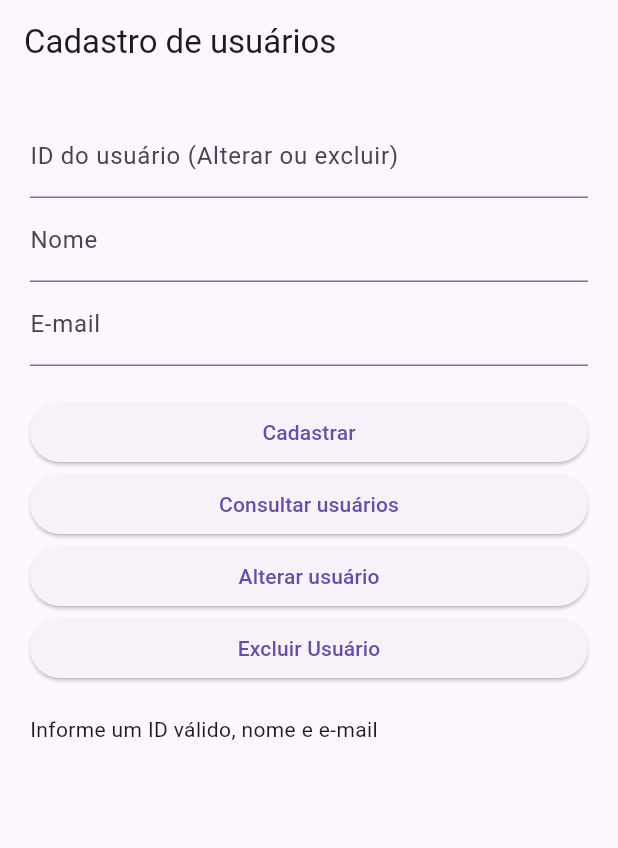
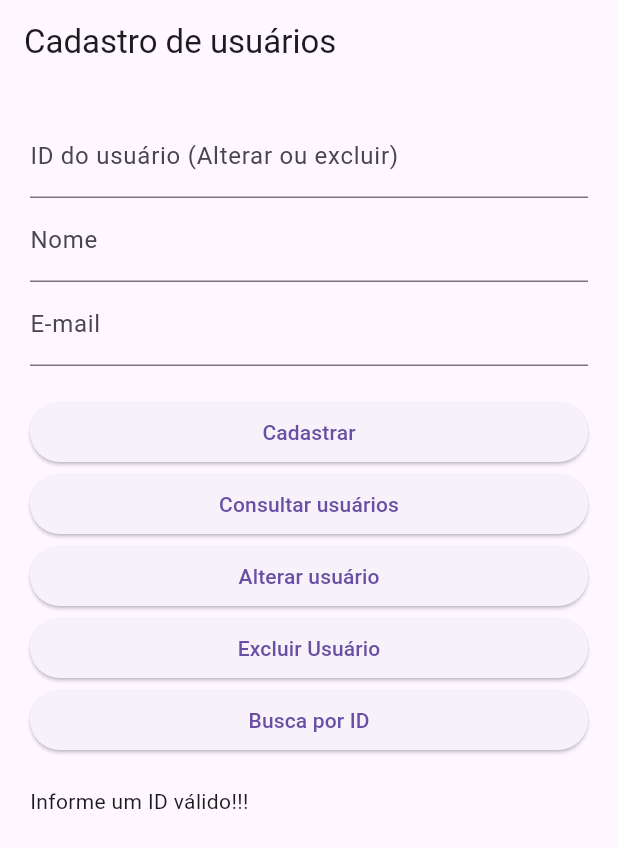
Before and after one commit to IaraS3/cadastro_cliente, a Flutter app: the screen it shows after launch, after a tap on "Cadastrar", after a tap on "Consultar usuários", after a tap on "Alterar usuário", on a phone screen of 412 x 824 dp. Shown: the top 848 px of the screen. Run offline on Flutter 3.47's test engine with Material 3 defaults, Android fonts, the phone set to English and light mode, and no system bars; our stand-ins replace sqflite; accounts and stored records are empty.

Commit message:
Add Busca por ID

```diff
--- a/lib/banco_local.dart
+++ b/lib/banco_local.dart
@@ -1,86 +1,118 @@
 import 'package:sqflite/sqflite.dart'; // Biblioteca do SQLite
-import 'package:path/path.dart'; //Manipula caminho
-import 'package:cadastro_cliente/usuario.dart';
+import 'package:path/path.dart'; // Manipula caminho
+import 'usuario.dart'; // Importa a classe Usuario
 
 class BancoLocal {
-  Database? banco; //Guardando a conexão com o BD
+
+  Database? banco; // Guardando a conexão com o BD
 
   Future<Database> abrirBanco() async {
+
     // Reutiliza a conexão se o banco já estiver aberto.
     if (banco != null && banco!.isOpen) {
       return banco!;
     }
 
-    String pasta = await getDatabasesPath(); //pasta do banco de dados
-    String arquivo = join(pasta, 'cadastro.db'); //Nome e local do arquivo
+    String pasta = await getDatabasesPath(); // Pasta do banco de dados
+    String arquivo = join(pasta, 'cadastro.db'); // Nome e local do arquivo
 
     banco = await openDatabase(
       arquivo, // Caminho completo do BD
-      version: 1, //Versão inicial do BD
+      version: 1, // Versão Inicial do BD
 
       onCreate: (db, version) async {
           await db.execute('''CREATE TABLE usuarios (
             id INTEGER PRIMARY KEY AUTOINCREMENT,
             nome TEXT NOT NULL,
             email TEXT NOT NULL UNIQUE
-        )''');
+          )
+         ''');
         },
       );
-    return banco!; //Retorna conexão aberta
+
+    return banco!; //Retorna a conexão aberta
   }
 
-  // Cadastro de um novo usuario
+  // Cadastro de um novo usuário
   Future<void> cadastrar(Usuario usuario) async {
+
     final db = await abrirBanco();
 
-    await db.insert('usuarios', usuario.paraMap());
+        await db.insert('usuarios', usuario.paraMap(),);
   }
 
-  //-Consulta todos os usuários cadastrados
-  //- Future<List<Map<String, Object?>>> listar() async{
-  // Future<List> listar() async {
-  //   final db = await abrirBanco();
-  //   return await db.query('usuarios');
-  // }
+  // Consulta todos os usuários cadastrados
+  Future<List<Usuario>> lista() async {
 
-  Future<List<Usuario>> lista() async {
-    final db = await abrirBanco(); //Obtem o banco
+    final db = await abrirBanco(); // Obtém o banco
 
-    //Consulta os registros na tabela usuarios
+    // Consulta os registro na tabela usuários.
     final registros = await db.query('usuarios');
 
-    // Cria uma lista vazia de objetos (tabela usuários()
+    // Cria uma lista vazia de objetos (tabela usuarios.)
     List<Usuario> usuarios = [];
 
-    //Percorre os registros retornados pelo sqlite
-    for(var registro in registros) {
-      // Converte o Map de um objeto.
+    // Percorre os registros retornados pelo SQLite.
+    for (var registro in registros) {
+      // Converter o MAP de um objeto
       Usuario usuario = Usuario.doMap(registro);
 
       // Adiciona o objeto na lista
       usuarios.add(usuario);
     }
+
     return usuarios;
   }
 
-  // Alterar o nome e o email de um usuario
+
+  // Altera o nome e o e-mail de um usuário
   Future<int> alterar(int id, String nome, String email) async {
-    final db = await abrirBanco();
+
+    final db = await abrirBanco(); // Obtém o banco
+
     return await db.update(
-      'usuarios', //tabela que será alterada
-      {'nome': nome, 'email': email}, //novos dados
-      where: 'id = ?', //condição de alteração
-      whereArgs: [id],
+      'usuarios', // Tabela que será alterada
+      {
+        'nome':nome, // Novo Nome
+        'email': email // Novo e-mail
+      },
+      where: 'id = ?', // Condição WHERE
+      whereArgs: [id], // Valor utilizado na condição
     );
   }
 
-  //Excluir um usuario pelo id
+  // Exclui um usuário pelo ID
   Future<int> excluir(int id) async {
-    final db = await abrirBanco();
+
+    final db = await abrirBanco(); // Obtém banco
+
     return await db.delete(
-      'usuarios', //tabela que será excluída
-      where: 'id = ?', //condição de exclusão
-      whereArgs: [id], //id do usuário
+      'usuarios', // Tabela utilizada
+      where: 'id = ?', // Condição WHERE
+      whereArgs: [id], // ID do usuário.
     );
   }
+
+  // Pesquisa de um usuário pelo ID
+  Future<Usuario?> buscaPorId(int id) async {
+
+    // Abre o BD
+    final db = await abrirBanco();
+
+    // Consulta o registro
+    // exemplo: select * from usuarios where id = ???
+    final registros = await db.query(
+          'usuarios',
+          where: 'id = ?',
+          whereArgs: [id],
+         );
+
+      // Verificação de encontrou algum registro
+      if (registros.isEmpty) {
+        return null;
       }
+
+      // Converter o registro encontrado em um objeto para manipução
+      return Usuario.doMap(registros.first);
+  }
+}
--- a/lib/main.dart
+++ b/lib/main.dart
@@ -3,6 +3,7 @@ import 'package:cadastro_cliente/usuario.dart';
 import 'package:flutter/material.dart';
 import 'package:sqflite/sqflite.dart'; // Biblioteca do SQLite
 import 'package:path/path.dart'; // Manipula caminho
+import 'validador_usuario.dart'; // Manipulo o objeto validador
 
 void main() {
   runApp(const MeuAplicativo()); // Inicia o app
@@ -10,6 +11,7 @@ void main() {
 
 // Classe principal do APP.
 class MeuAplicativo extends StatelessWidget {
+
   const MeuAplicativo({super.key});
 
   @override
@@ -23,6 +25,7 @@ class MeuAplicativo extends StatelessWidget {
 
 // Tela de Cadastro e consulta
 class TelaInicial extends StatefulWidget {
+
   const TelaInicial({super.key});
 
   @override
@@ -30,6 +33,7 @@ class TelaInicial extends StatefulWidget {
 }
 
 class _TelaInicialState extends State<TelaInicial> {
+
   final banco = BancoLocal(); // Objeto responsável por SQLITE
 
   final id = TextEditingController(); // Controla o ID
@@ -40,22 +44,37 @@ class _TelaInicialState extends State<TelaInicial> {
 
   // Cadastra um usuário no SQLite
   Future<void> cadastrarUsuario() async {
-    // Valida se os campos foram preenchidos
-    if (nome.text.isEmpty || email.text.isEmpty) {
+
+    // Cria um objeto Usuario com dados da tela.
+    Usuario usuario = Usuario(
+      nome: nome.text.trim(), // Remove os espaços do ínicio e do fim da variável nome
+      email: email.text.trim().toLowerCase(), // Remove espaços externos e converte o email para minusculo
+    );
+
+    // Enviar o objeto para a classe responsável pela validação
+    // Retornar uma mensagem de erro ou null
+    String? erroValidacao = ValidadorUsario.validaUsuario(usuario);
+
+
+    // Verifica de existe algum erro de validação
+    if (erroValidacao != null) {
+
       setState(() {
-        resultado = 'Preencha todos os Campos!!!';
+        resultado = erroValidacao; //Exibe a mensagem de erro
       });
-      return;
+
+      return; // Encerro o método sem acessar o BD
     }
 
     try {
-      // cria um objeto da classe Usuario
-      Usuario usuario = Usuario(nome: nome.text, email: email.text);
+
+      // Cria um objeto da classe Usuario
+      Usuario usuario = Usuario(nome: nome.text, email: email.text,);
 
       // Envia os dados para o BD
       await banco.cadastrar(usuario);
 
-      if (!mounted) return; // Verifica se a tela ainda está ativa
+      if (!mounted) return;
 
       nome.clear(); // Limpa o campo nome.
       email.clear(); // Limpa o campo e-mail.
@@ -64,6 +83,7 @@ class _TelaInicialState extends State<TelaInicial> {
         resultado = 'Usuário cadastrado com SUCESSO!!!';
       });
     } catch (erro) {
+
       // Executo caso ocorra um exceção.
       print('Erro as cadastrar usuário: $erro');
 
@@ -71,17 +91,19 @@ class _TelaInicialState extends State<TelaInicial> {
         resultado = 'Não foi possível cadastar o usuário';
       });
     } finally {
-      // Executa COM OU SEM EXCEÇÃO.
-      print('Operação de cadastro finalizada!!!');
+      // Executado com ou sem exceção.
+      print('Operação de inserção finalizada!!!');
     }
   }
 
   Future<void> consultarUsuarios() async {
+
     try {
-      //Busca uma lista de objetos
+
+      // Busca uma lista de objetos
       List<Usuario> usuarios = await banco.lista();
 
-      if (!mounted) return; // Verifica se a tela ainda está ativa
+      if (!mounted) return;
 
       String texto = ''; // Armazena o resultado da consulta
 
@@ -96,9 +118,6 @@ class _TelaInicialState extends State<TelaInicial> {
       });
     } catch (erro) {
       print('Operação de consulta finalizada!!!');
-    } finally {
-      // Executa COM OU SEM EXCEÇÃO.
-      print('Operação de consulta finalizada!!!');
     }
   }
 
@@ -111,19 +130,46 @@ class _TelaInicialState extends State<TelaInicial> {
 
   // Altera o nome e o e-mail de um usuário
   Future<void> alterarUsuario() async {
+
+    // Remove espaço externo e tentar converte o ID para int
+    // Caso não seja possível a conversão, retorna null
+    int? codigo = int.tryParse(id.text.trim());
+
+    // Valida se o ID é um número inteiro e maior que zero
+    if (codigo == null || !ValidadorUsario.validaId(codigo)) {
+
+      setState(() {
+        resultado = 'Informe um ID válido!!!';
+      });
+
+      return; // Encerra o método se o ID for inválido
+    }
+
+    // Cria um objeto Usuario com os novos dados
+    Usuario usuario = Usuario(
+
+      id: codigo, // ID do usuário que será alterado
+      nome: nome.text.trim(), //Remove espaços externos
+      email: email.text.trim().toLowerCase(), // Padroniza o e-mail
+    );
+
+    // Valida o nome e e-mail
+    String? erroValidacao = ValidadorUsario.validaUsuario(usuario);
+
+    // Verifica se existe algum erro de validação
+    if (erroValidacao != null) {
+      setState(() {
+        resultado = erroValidacao; // Exibe a mensagem de erro
+      });
+      return; //Encerra o método sem alterar o banco
+    }
+
     try {
-      int? codigo = int.tryParse(id.text); // Conversão do ID para inteiro
-
-      // Verifica os campos necessários
-      if (codigo == null || nome.text.isEmpty || email.text.isEmpty) {
-        setState(() {
-          resultado = 'Informe um ID válido, nome e e-mail';
-        });
-        return;
-      }
 
         // Executa a alteração no SQLite
         int quantidade = await banco.alterar(codigo, nome.text, email.text);
+
+        if (!mounted) return;
 
         setState(() {
           if (quantidade > 0) {
@@ -137,20 +183,20 @@ class _TelaInicialState extends State<TelaInicial> {
         nome.clear();
         email.clear();
     } catch (erro) {
+
       print('Erro ao alterar: $erro');
 
       setState(() {
         resultado = 'Não foi possível alterar o usuário!!!';
       });
-    } finally {
-      // Executa COM OU SEM EXCEÇÃO.
-      print('Operação de alteração finalizada!!!');
     }
   }
 
   // Excluir um usuário do SQLite
   Future<void> excluirUsuario() async {
+
     try {
+
       int? codigo = int.tryParse(id.text); //Converte o ID
 
       // Simulação de erro
@@ -161,7 +207,7 @@ class _TelaInicialState extends State<TelaInicial> {
       // Verifica de o ID foi informado corretamente
       if (codigo == null) {
         setState(() {
-          resultado = 'Informe um ID válido!!!';
+          resultado =  'Informe um ID válido!!!';
         });
         return;
       }
@@ -183,24 +229,70 @@ class _TelaInicialState extends State<TelaInicial> {
       setState(() {
         resultado = ('Não foi possível excluir o usuário');
       });
+    }
+  }
+
+  // Pesquisa de um usuário pelo ID
+  Future<void> buscarUsuario() async {
+
+    // Converter o ID digitado para inteiro
+    int? codigo = int.tryParse(id.text.trim());
+
+    if (!ValidadorUsario.validaId(codigo)) {
+      setState(() {
+          resultado = 'Informe um ID válido!!!';
+      });
+      return;
+    }
+
+    try {
+
+      // Consulta o usuário no SQLite
+      Usuario? usuario = await banco.buscaPorId(codigo!);
+
+      if (!mounted) return;
+
+      // Verifica se encontrou o resultado
+      if (usuario == null) {
+        setState(() {
+          resultado = 'Usuário não encontrado!!!';
+        });
+        return;
+      }
+
+      // Exibe os dados do usuário encontrado
+      setState(() {
+        resultado = '${usuario.id} - ${usuario.nome}\n'
+                    '${usuario.email}';
+
+      });
+    } catch (erro) {
+      if (!mounted) return;
+
+      setState(() {
+        resultado = 'Não foi possível buscar o ID';
+      });
     } finally {
-      // Executa COM OU SEM EXCEÇÃO.
-      print('Operação de exclusão finalizada!!!');
+      print('Operação de pesquisa finalizada');
     }
   }
 
   @override
   Widget build(BuildContext context) {
+
     return Scaffold(
-      appBar: AppBar(title: const Text('Cadastro de usuários')),
+
+      appBar: AppBar(
+        title: const Text('Cadastro de usuários'),
+      ),
 
       body: Padding(
         padding: const EdgeInsets.all(20),
 
-        child: Column(
-          crossAxisAlignment: CrossAxisAlignment.stretch,
+        child: Column(crossAxisAlignment: CrossAxisAlignment.stretch,
 
         children: [
+
           // Campo para digitar o ID.
           TextField(
             controller: id,
@@ -213,13 +305,17 @@ class _TelaInicialState extends State<TelaInicial> {
           // Campo para digitar o nome.
           TextField(
             controller: nome,
-              decoration: const InputDecoration(labelText: 'Nome'),
+            decoration: const InputDecoration(
+              labelText: 'Nome',
+            ),
           ),
 
           // Campo para digitar o e-mail.
           TextField(
             controller: email,
-              decoration: InputDecoration(labelText: 'E-mail'),
+            decoration: InputDecoration(
+              labelText: 'E-mail',
+            ),
           ),
 
           const SizedBox(height: 20),
@@ -248,10 +344,20 @@ class _TelaInicialState extends State<TelaInicial> {
            child: const Text('Excluir Usuário'),
         ),
 
+        // Botão para Excluir (Ainda sem funcionalidade)
+        ElevatedButton(
+          onPressed: buscarUsuario,
+           child: const Text('Busca por ID'),
+        ),
+
         const SizedBox(height: 20),
 
           // Espaço reservado para exibir os resultados
-            Expanded(child: SingleChildScrollView(child: Text(resultado))),
+          Expanded(
+            child: SingleChildScrollView(
+              child: Text(resultado),
+            ),
+          ),
          ],
         ),
       ),
--- a/lib/usuario.dart
+++ b/lib/usuario.dart
@@ -11,7 +11,7 @@ class Usuario {
 
   // Converte o objeto em MAP
   Map<String, Object?> paraMap() {
-    return {'nome': nome, 'email': email};
+    return {'nome': nome, 'email': email,};
   }
 
   // Converte de um MAP em Objeto
@@ -19,7 +19,6 @@ class Usuario {
     return Usuario(
       id: dados['id'] as int,
       nome: dados['nome'] as String,
-      email: dados['email'] as String,
-    );
+      email: dados['email'] as String,);
   }
 }
--- /dev/null
+++ b/lib/validador_usuario.dart
@@ -0,0 +1,116 @@
+import 'usuario.dart'; // Import Classe Usuario
+
+// Classe responsável pelas validações do usuário
+class ValidadorUsario {
+
+  // Valida o nome do usuário
+  static bool validarNome(String nome) {
+    // Remover os espaços  do início e do final.
+    String nomeTratado = nome.trim();
+
+    // Verifica se o nome possui o tamanho entre 3 e 60
+    return nomeTratado.length >= 3 &&
+           nomeTratado.length <= 60;
+  }
+
+  // Verifica de o nome possui números
+  static bool contemNumeros(String nome) {
+
+    // Define um padrão que identifica números de 0 a 9.
+    RegExp regra = RegExp(r'[0-9]');
+
+    // Retorna true caso encontre algum número.
+    return regra.hasMatch(nome);
+  }
+
+  // Verifica se o nome possui somente caracteres permitidos.
+  // Permitir letras maiúsculas, minúsculas e acentuadas.
+  // Permitir espaços entre as palavras.
+  static bool validaCaracteresNome(String nome) {
+
+    // Permite letras maiúsculas e minúsculas
+    // letras acentuadas e espaços.
+    RegExp regra = RegExp(
+      r'^[a-zA-ZÀ-ÿ]+( [a-zA-ZÀ-ÿ]+)*$',
+      );
+
+    // Verifica se o nome corresponde ao padrão
+    return regra.hasMatch(nome.trim());
+  }
+
+  // Verifica se o usuário informou pelo menos dois nomes
+  static bool validaNomeCompleto(String nome) {
+
+    // Remove os espaços do início e do final
+    String nomeTratado = nome.trim();
+
+    // Verifica se existe um espaço entre as palavras
+    return nomeTratado.contains(' ');
+  }
+
+
+  // Valida o formato do e-mail
+  static bool validaEmail(String email) {
+
+    // Define o padrão de e-mail
+    RegExp regra = RegExp(r'^[^@\s]+@[^@\s]+\.[^@\s]+$',);
+
+    return regra.hasMatch(email.trim());
+  }
+
+  // Valida o OD do usuário.
+  static bool validaId(int? id) {
+
+    // o ID deve existir e ser maior que zero.
+    return id != null && id > 0;
+  }
+
+  // Valida os dados de um objeto Usuario
+  static String? validaUsuario(Usuario usuario) {
+
+    // Remove os espaço externo do nome
+    String nome = usuario.nome.trim();
+    String email = usuario.email.trim();
+
+    // Verifica o nome
+    if (!validarNome(usuario.nome)) {
+
+      // Verica se o nome possui menos de 3 caracteres
+      if (nome.length < 3) {
+        return 'O nome deve possuir 3 caracteres!!!';
+      }
+
+      return 'O nome deve possuir no máximo 60 caracteres!!!';
+    }
+
+    // Verifica se o nome contém números
+    if (contemNumeros(nome)) {
+      return 'O nome não pode conter números';
+    }
+
+    // Verifica se o nome contém caractestes inválidos
+    if (!validaCaracteresNome(nome)) {
+
+      return ('O nome contém caracteres inválidos!!!');
+    }
+
+    // Verifica se foi informado o nome completo
+    if (!validaNomeCompleto(nome)) {
+
+      return 'Informe o nome completo!!!';
+    }
+
+    // Verifica se o e-mail tem mais de 100 caracteres
+    if (email.length > 100) {
+      return 'O e-mail deve possuir no máximo 100 caracteres!!!';
+    }
+
+    // Verifica o e-mail
+    if (!validaEmail(usuario.email)) {
+      return 'Informe um e-mail válido!!!';
+    }
+
+    // Retorna null quando não existirem erros
+    return null;
+  }
+}
--- a/pubspec.yaml
+++ b/pubspec.yaml
@@ -34,7 +34,7 @@ dependencies:
   # The following adds the Cupertino Icons font to your application.
   # Use with the CupertinoIcons class for iOS style icons.
   cupertino_icons: ^1.0.8
-  sqflite: ^2.4.5
+  sqflite: ^2.4.6
   path: ^1.9.1
 
 dev_dependencies:
```
Also changed, not shown: lib/exemplo.dart (added, +38 -0 lines), pubspec.lock. Lines whose indentation alone changed are shown as unchanged.
